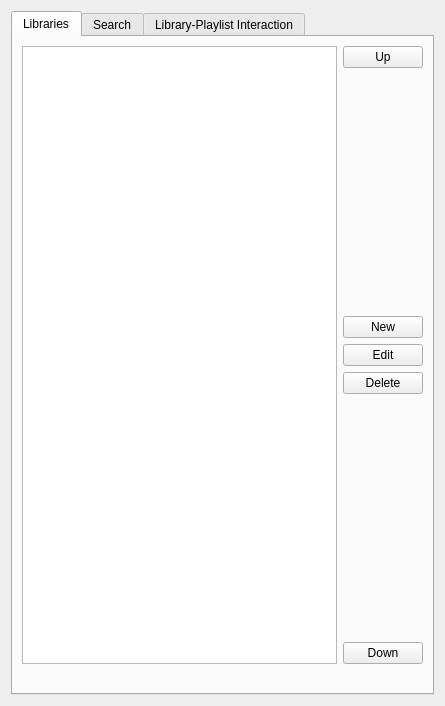
First picture: the form in src/GUI/Preferences/LibraryPreferences/GUI_LibraryPreferences.ui, repository return42/sayonara, before the edit.
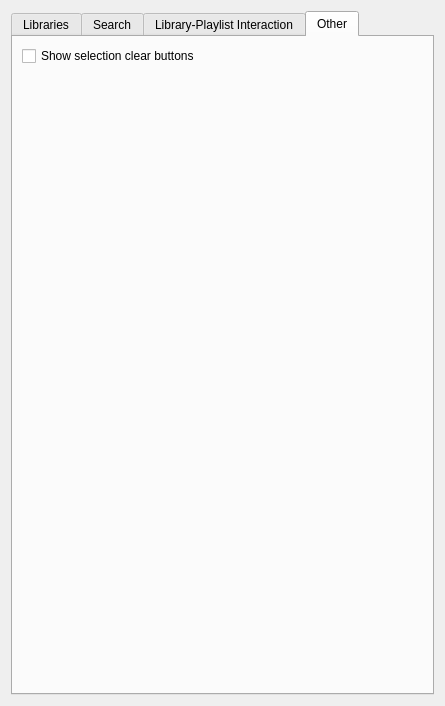
Second picture: the form after the edit.

```diff
--- a/src/GUI/Preferences/LibraryPreferences/GUI_LibraryPreferences.ui
+++ b/src/GUI/Preferences/LibraryPreferences/GUI_LibraryPreferences.ui
@@ -17,7 +17,7 @@
    <item row="0" column="0">
     <widget class="QTabWidget" name="tabWidget">
      <property name="currentIndex">
-      <number>0</number>
+      <number>3</number>
      </property>
      <widget class="QWidget" name="tab_libraries">
       <attribute name="title">
@@ -294,6 +294,33 @@
        </item>
       </layout>
      </widget>
+     <widget class="QWidget" name="tab_other">
+      <attribute name="title">
+       <string>Other</string>
+      </attribute>
+      <layout class="QGridLayout" name="gridLayout_6">
+       <item row="0" column="0">
+        <widget class="QCheckBox" name="cb_show_clear_buttons">
+         <property name="text">
+          <string>Show selection clear buttons</string>
+         </property>
+        </widget>
+       </item>
+       <item row="1" column="0">
+        <spacer name="verticalSpacer_5">
+         <property name="orientation">
+          <enum>Qt::Vertical</enum>
+         </property>
+         <property name="sizeHint" stdset="0">
+          <size>
+           <width>20</width>
+           <height>606</height>
+          </size>
+         </property>
+        </spacer>
+       </item>
+      </layout>
+     </widget>
     </widget>
    </item>
   </layout>
```
Left out of the diff: 2 changed lines with no effect on the pictures.
